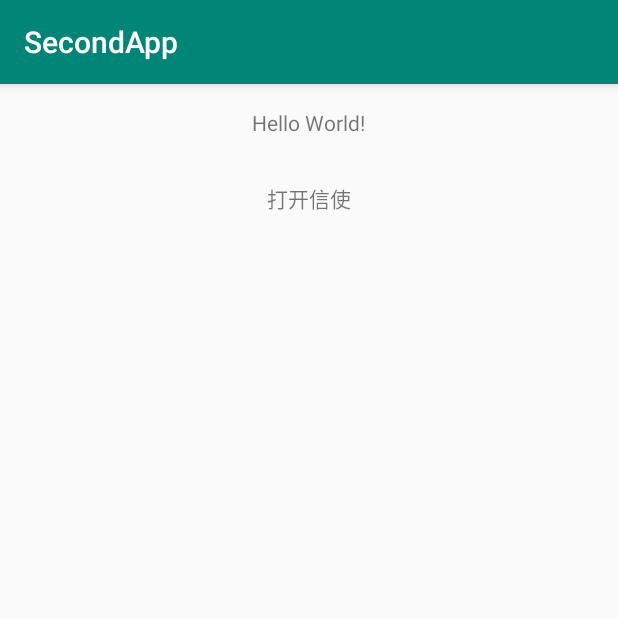
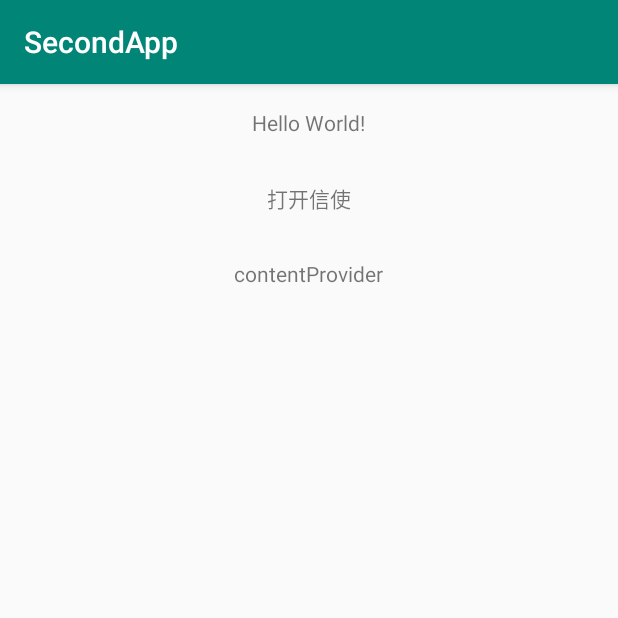
Before and after one commit to aSmartTortoise/AndroidSys2, an Android app: the screen it shows after launch (MainActivity), on a phone screen of 412 x 824 dp, the top half of it. Run offline under Robolectric (Android 15) with nearby library versions, the phone set to English and light mode, and no system bars; 4 statements that could not run were skipped.

Commit message:
练习ContentProvider

```diff
--- a/app/src/main/AndroidManifest.xml
+++ b/app/src/main/AndroidManifest.xml
@@ -38,6 +38,10 @@
                 <category android:name="android.intent.category.LAUNCHER" />
             </intent-filter>
         </activity>
+        <provider
+            android:permission="com.wyj.bookprovider"
+            android:authorities="com.wyj.androidsys.book.provider"
+            android:name=".provider.BookProvider"/>
     </application>
 
 </manifest>
--- a/secondapp/src/main/AndroidManifest.xml
+++ b/secondapp/src/main/AndroidManifest.xml
@@ -9,7 +9,8 @@
         android:roundIcon="@mipmap/ic_launcher_round"
         android:supportsRtl="true"
         android:theme="@style/AppTheme">
-        <activity android:name=".MessengerActivity"></activity>
+        <activity android:name=".BookProviderActivity"></activity>
+        <activity android:name=".MessengerActivity" />
         <activity android:name=".MainActivity">
             <intent-filter>
                 <action android:name="android.intent.action.MAIN" />
--- a/secondapp/src/main/java/com/wyj/secondapp/MainActivity.java
+++ b/secondapp/src/main/java/com/wyj/secondapp/MainActivity.java
@@ -105,6 +105,13 @@ public class MainActivity extends AppCompatActivity {
                 startActivity(new Intent(mContext, MessengerActivity.class));
             }
         });
+
+        findViewById(R.id.tv_provider).setOnClickListener(new View.OnClickListener() {
+            @Override
+            public void onClick(View v) {
+
+            }
+        });
     }
 
     @Override
--- a/secondapp/src/main/res/layout/activity_main.xml
+++ b/secondapp/src/main/res/layout/activity_main.xml
@@ -4,9 +4,9 @@
     xmlns:tools="http://schemas.android.com/tools"
     android:layout_width="match_parent"
     android:layout_height="match_parent"
+    android:gravity="center_horizontal"
     android:orientation="vertical"
     android:padding="16dp"
-    android:gravity="center_horizontal"
     tools:context=".MainActivity">
 
     <TextView
@@ -16,10 +16,17 @@
         android:text="Hello World!" />
 
     <TextView
-        android:layout_marginTop="30dp"
         android:id="@+id/tv_open_messenger"
         android:layout_width="wrap_content"
         android:layout_height="wrap_content"
+        android:layout_marginTop="30dp"
         android:text="打开信使" />
 
+    <TextView
+        android:id="@+id/tv_provider"
+        android:layout_width="wrap_content"
+        android:layout_height="wrap_content"
+        android:layout_marginTop="30dp"
+        android:text="contentProvider" />
+
 </LinearLayout>
```
Also changed, not shown: app/src/main/java/com/wyj/androidsys/provider/BookProvider.java (added, +50 -0 lines), secondapp/src/main/java/com/wyj/secondapp/BookProviderActivity.java (added, +13 -0 lines), secondapp/src/main/res/layout/activity_book_provider.xml (added, +9 -0 lines).
